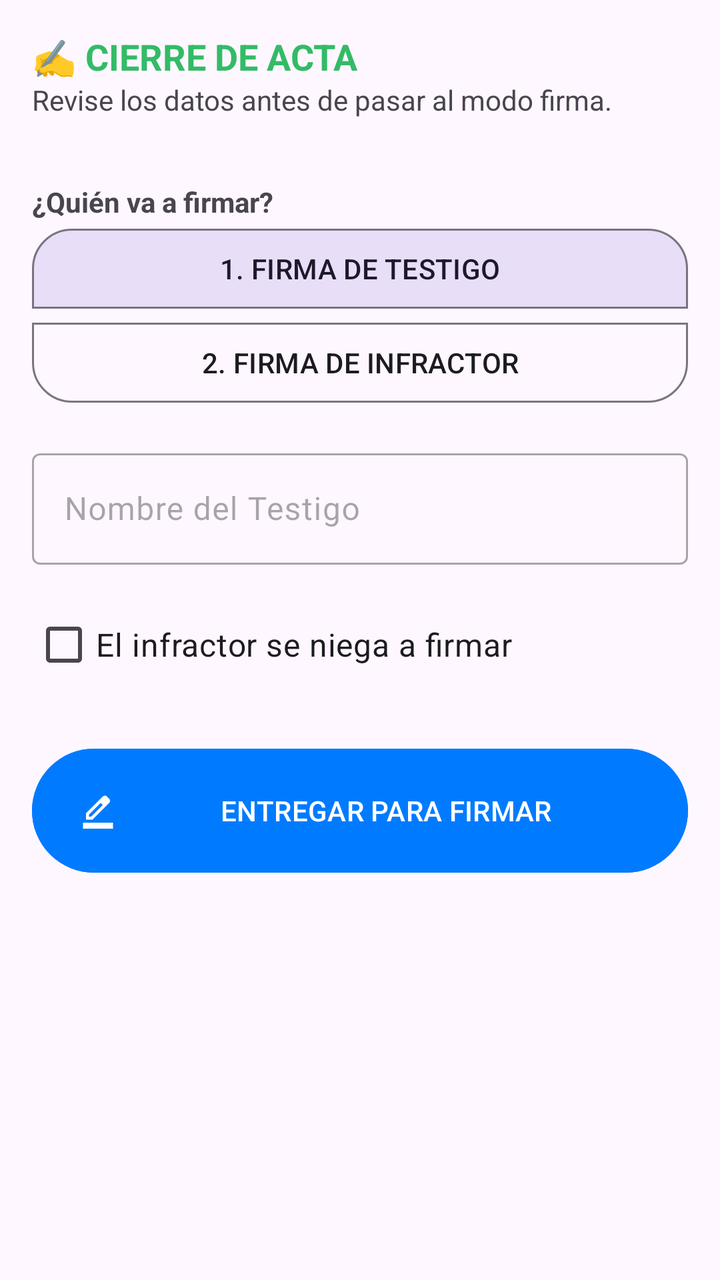
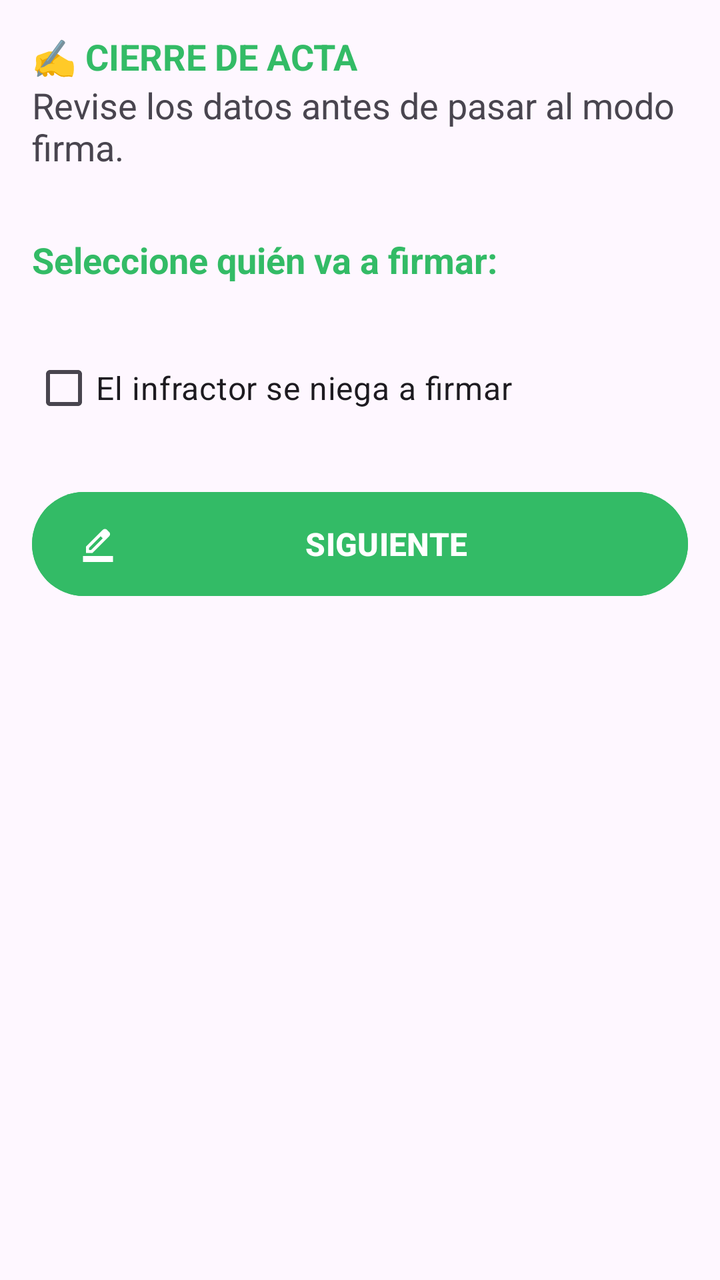

Screens rendered from an Android XML layout before and after an edit, with the pre-edit source and the edit as a unified diff.
<!-- AndroidManifest.xml: application theme Theme.ChivilcoyActas -->
<!-- res/layout/fragment_firma.xml -->
<?xml version="1.0" encoding="utf-8"?>
<FrameLayout xmlns:android="http://schemas.android.com/apk/res/android"
    xmlns:app="http://schemas.android.com/apk/res-auto"
    android:layout_width="match_parent"
    android:layout_height="match_parent">

    
    <LinearLayout
        android:id="@+id/layoutPreparacionFirma"
        android:layout_width="match_parent"
        android:layout_height="match_parent"
        android:orientation="vertical"
        android:padding="16dp"
        android:visibility="visible">

        <TextView
            android:layout_width="wrap_content"
            android:layout_height="wrap_content"
            android:text="✍️ CIERRE DE ACTA"
            android:textColor="#33BB66"
            android:textStyle="bold"
            android:textSize="18sp" />

        <TextView
            android:layout_width="match_parent"
            android:layout_height="wrap_content"
            android:text="Revise los datos antes de pasar al modo firma."
            android:textSize="14sp"
            android:layout_marginBottom="16dp"/>


        <TextView
            android:layout_width="wrap_content"
            android:layout_height="wrap_content"
            android:text="¿Quién va a firmar?"
            android:textStyle="bold"
            android:layout_marginTop="16dp"/>

        <com.google.android.material.button.MaterialButtonToggleGroup
            android:id="@+id/toggleGrupoFirmas"
            android:layout_width="match_parent"
            android:layout_height="wrap_content"
            app:singleSelection="true"
            android:orientation="vertical"
            app:checkedButton="@+id/btnFirmaTestigo"
            android:layout_marginBottom="16dp">

            <Button
                android:id="@+id/btnFirmaTestigo"
                style="@style/Widget.Material3.Button.OutlinedButton"
                android:layout_width="match_parent"
                android:layout_height="wrap_content"
                android:text="1. FIRMA DE TESTIGO" />

            <Button
                android:id="@+id/btnFirmaInfractor"
                style="@style/Widget.Material3.Button.OutlinedButton"
                android:layout_width="match_parent"
                android:layout_height="wrap_content"
                android:text="2. FIRMA DE INFRACTOR"/>

        </com.google.android.material.button.MaterialButtonToggleGroup>

        

        
        <com.google.android.material.textfield.TextInputLayout
            android:id="@+id/inputNombreTestigo"
            style="@style/Widget.Material3.TextInputLayout.OutlinedBox"
            android:layout_width="match_parent"
            android:layout_height="wrap_content"
            android:hint="Nombre del Testigo"
            android:visibility="visible"
            android:enabled="false"
            android:layout_marginBottom="16dp">
            <com.google.android.material.textfield.TextInputEditText
                android:id="@+id/etNombreTestigo"
                android:layout_width="match_parent"
                android:layout_height="wrap_content"
                android:inputType="textCapWords"/>
        </com.google.android.material.textfield.TextInputLayout>

        <CheckBox
            android:id="@+id/checkSeNiegaAFirmar"
            android:layout_width="match_parent"
            android:layout_height="wrap_content"
            android:text="El infractor se niega a firmar"
            android:textSize="16sp"
            android:layout_marginBottom="24dp" />

        <Button
            android:id="@+id/btnIrAFirmar"
            android:layout_width="match_parent"
            android:layout_height="70dp"
            android:text="ENTREGAR PARA FIRMAR"
            android:backgroundTint="#007BFF"
            app:icon="@drawable/ic_signature" />
        

    </LinearLayout>

    
    <LinearLayout
        android:id="@+id/layoutModoFirma"
        android:layout_width="match_parent"
        android:layout_height="match_parent"
        android:orientation="vertical"
        android:padding="16dp"
        android:background="#FFFFFF"
        android:visibility="invisible">

        <TextView
            android:layout_width="match_parent"
            android:layout_height="wrap_content"
            android:text="RESUMEN DE INFRACCIÓN"
            android:textStyle="bold"
            android:gravity="center"
            android:textColor="#000000"/>

        
        <com.google.android.material.card.MaterialCardView
            android:layout_width="match_parent"
            android:layout_height="wrap_content"
            app:cardBackgroundColor="#F1F3F4"
            app:cardElevation="0dp"
            android:layout_marginVertical="8dp">
            <TextView
                android:id="@+id/tvResumenActa"
                android:layout_width="match_parent"
                android:layout_height="wrap_content"
                android:padding="12dp"
                android:text="Cargando datos..."
                android:textColor="#333333"
                android:textSize="13sp" />
        </com.google.android.material.card.MaterialCardView>

        <TextView
            android:layout_width="match_parent"
            android:layout_height="wrap_content"
            android:text="Al firmar, usted se da por notificado de la presente infracción. La firma no implica aceptación de la culpa, sino recepción de la notificación."
            android:textSize="11sp"
            android:textStyle="italic"
            android:layout_marginBottom="8dp"/>

        <com.google.android.material.card.MaterialCardView
            android:layout_width="match_parent"
            android:layout_height="wrap_content"
            app:strokeColor="#33BB66"
            app:strokeWidth="2dp">

            <com.github.gcacace.signaturepad.views.SignaturePad
                android:id="@+id/signaturePad"
                android:layout_width="match_parent"
                android:layout_height="280dp"
                android:background="@android:color/white"
                android:saveEnabled="false"/>
        </com.google.android.material.card.MaterialCardView>

        <LinearLayout
            android:layout_width="match_parent"
            android:layout_height="wrap_content"
            android:orientation="horizontal">
            <Button
                android:id="@+id/btnLimpiarFirma"
                style="@style/Widget.Material3.Button.TextButton"
                android:layout_width="wrap_content"
                android:layout_height="wrap_content"
                android:text="BORRAR"
                android:textColor="#B71C1C" />

            <View android:layout_width="0dp" android:layout_height="1dp" android:layout_weight="1"/>

            <Button
                android:id="@+id/btnFinalizarActa"
                android:layout_width="wrap_content"
                android:layout_height="wrap_content"
                android:text="CONFIRMAR FIRMA"
                android:enabled="false"
                android:visibility="gone"
                android:backgroundTint="#33BB66"
                android:layout_marginTop="16dp"/>
        </LinearLayout>

    </LinearLayout>
</FrameLayout>
<!-- resources referenced by this layout -->
<resources>
  <!-- drawable ic_signature (drawable) -->
  <vector xmlns:android="http://schemas.android.com/apk/res/android" android:height="24dp" android:tint="#000000" android:viewportHeight="960" android:viewportWidth="960" android:width="24dp">
        
      <path android:fillColor="@android:color/white" android:pathData="M80,960L80,800L880,800L880,960L80,960ZM240,640L296,640L608,329L579,300L551,272L240,584L240,640ZM160,720L160,550L608,103Q619,92 633.5,86Q648,80 664,80Q680,80 695,86Q710,92 722,104L777,160Q789,171 794.5,186Q800,201 800,217Q800,232 794.5,246.5Q789,261 777,273L330,720L160,720ZM720,216L720,216L664,160L664,160L720,216ZM608,329L579,300L551,272L551,272L608,329Z"/>
      
  </vector>
  <style name="Theme.ChivilcoyActas" parent="Base.Theme.ChivilcoyActas" />
  <style name="Base.Theme.ChivilcoyActas" parent="Theme.Material3.DayNight.NoActionBar">
          
          <item name="colorPrimary">#33BB66</item>
  
          <item name="colorSecondary">#33BB66</item>
          <item name="android:statusBarColor">#33BB66</item>
      </style>
</resources>

<!-- the commit's change to res/layout/fragment_firma.xml (unified diff, before → after) -->
@@ -25,60 +25,29 @@
             android:layout_width="match_parent"
             android:layout_height="wrap_content"
             android:text="Revise los datos antes de pasar al modo firma."
-            android:textSize="14sp"
+            android:textSize="18sp"
             android:layout_marginBottom="16dp"/>
 
 
         <TextView
             android:layout_width="wrap_content"
             android:layout_height="wrap_content"
-            android:text="¿Quién va a firmar?"
+            android:text="Seleccione quién va a firmar:"
             android:textStyle="bold"
-            android:layout_marginTop="16dp"/>
+            android:textSize="18sp"
+            android:textColor="#33BB66"
+            android:layout_marginTop="16dp"
+            android:layout_marginBottom="12dp"/>
 
-        <com.google.android.material.button.MaterialButtonToggleGroup
-            android:id="@+id/toggleGrupoFirmas"
+        
+        <LinearLayout
+            android:id="@+id/containerBotonesFirmas"
             android:layout_width="match_parent"
             android:layout_height="wrap_content"
-            app:singleSelection="true"
             android:orientation="vertical"
-            app:checkedButton="@+id/btnFirmaTestigo"
             android:layout_marginBottom="16dp">
-
-            <Button
-                android:id="@+id/btnFirmaTestigo"
-                style="@style/Widget.Material3.Button.OutlinedButton"
-                android:layout_width="match_parent"
-                android:layout_height="wrap_content"
-                android:text="1. FIRMA DE TESTIGO" />
-
-            <Button
-                android:id="@+id/btnFirmaInfractor"
-                style="@style/Widget.Material3.Button.OutlinedButton"
-                android:layout_width="match_parent"
-                android:layout_height="wrap_content"
-                android:text="2. FIRMA DE INFRACTOR"/>
-
-        </com.google.android.material.button.MaterialButtonToggleGroup>
-
-        
-
-        
-        <com.google.android.material.textfield.TextInputLayout
-            android:id="@+id/inputNombreTestigo"
-            style="@style/Widget.Material3.TextInputLayout.OutlinedBox"
-            android:layout_width="match_parent"
-            android:layout_height="wrap_content"
-            android:hint="Nombre del Testigo"
-            android:visibility="visible"
-            android:enabled="false"
-            android:layout_marginBottom="16dp">
-            <com.google.android.material.textfield.TextInputEditText
-                android:id="@+id/etNombreTestigo"
-                android:layout_width="match_parent"
-                android:layout_height="wrap_content"
-                android:inputType="textCapWords"/>
-        </com.google.android.material.textfield.TextInputLayout>
+            
+        </LinearLayout>
 
         <CheckBox
             android:id="@+id/checkSeNiegaAFirmar"
@@ -91,10 +60,14 @@
         <Button
             android:id="@+id/btnIrAFirmar"
             android:layout_width="match_parent"
-            android:layout_height="70dp"
-            android:text="ENTREGAR PARA FIRMAR"
-            android:backgroundTint="#007BFF"
-            app:icon="@drawable/ic_signature" />
+            android:layout_height="60dp"
+            android:text="SIGUIENTE"
+            android:textSize="16sp"
+            android:textStyle="bold"
+            android:backgroundTint="#33BB66"
+            android:textColor="@android:color/white"
+            app:icon="@drawable/ic_signature"
+            app:iconTint="@android:color/white" />
         
 
     </LinearLayout>
@@ -112,10 +85,11 @@
         <TextView
             android:layout_width="match_parent"
             android:layout_height="wrap_content"
-            android:text="RESUMEN DE INFRACCIÓN"
+            android:text="📝 RESUMEN DE INFRACCIÓN"
             android:textStyle="bold"
+            android:textSize="18sp"
             android:gravity="center"
-            android:textColor="#000000"/>
+            android:textColor="#33BB66"/>
 
         
         <com.google.android.material.card.MaterialCardView
@@ -142,11 +116,23 @@
             android:textStyle="italic"
             android:layout_marginBottom="8dp"/>
 
+        <Button
+            android:id="@+id/btnVolverDeFirma"
+            style="@style/Widget.Material3.Button.TonalButton"
+            android:layout_width="wrap_content"
+            android:layout_height="wrap_content"
+            android:text="VOLVER"
+            app:icon="@drawable/ic_arrow_back_thin"
+            app:iconGravity="textStart"
+            android:layout_gravity="start"
+            android:layout_marginBottom="4dp"/>
+
         <com.google.android.material.card.MaterialCardView
             android:layout_width="match_parent"
             android:layout_height="wrap_content"
-            app:strokeColor="#33BB66"
-            app:strokeWidth="2dp">
+            app:strokeColor="#000000"
+            app:strokeWidth="2dp"
+            app:cardBackgroundColor="#FFFFFF">
 
             <com.github.gcacace.signaturepad.views.SignaturePad
                 android:id="@+id/signaturePad"
@@ -178,6 +164,7 @@
                 android:enabled="false"
                 android:visibility="gone"
                 android:backgroundTint="#33BB66"
+                android:textColor="@android:color/white"
                 android:layout_marginTop="16dp"/>
         </LinearLayout>
 
<!-- resource entries referenced after the edit -->
@@ -1,5 +1,18 @@
 <!-- resources referenced by this layout -->
 <resources>
+  <!-- drawable ic_arrow_back_thin (drawable) -->
+  <vector xmlns:android="http://schemas.android.com/apk/res/android"
+      android:width="24dp"
+      android:height="24dp"
+      android:viewportWidth="24"
+      android:viewportHeight="24">
+      <path
+          android:strokeColor="#000000"
+          android:strokeWidth="2"
+          android:strokeLineCap="round"
+          android:strokeLineJoin="round"
+          android:pathData="M15,18l-6,-6 6,-6" />
+  </vector>
   <!-- drawable ic_signature (drawable) -->
   <vector xmlns:android="http://schemas.android.com/apk/res/android" android:height="24dp" android:tint="#000000" android:viewportHeight="960" android:viewportWidth="960" android:width="24dp">
         
